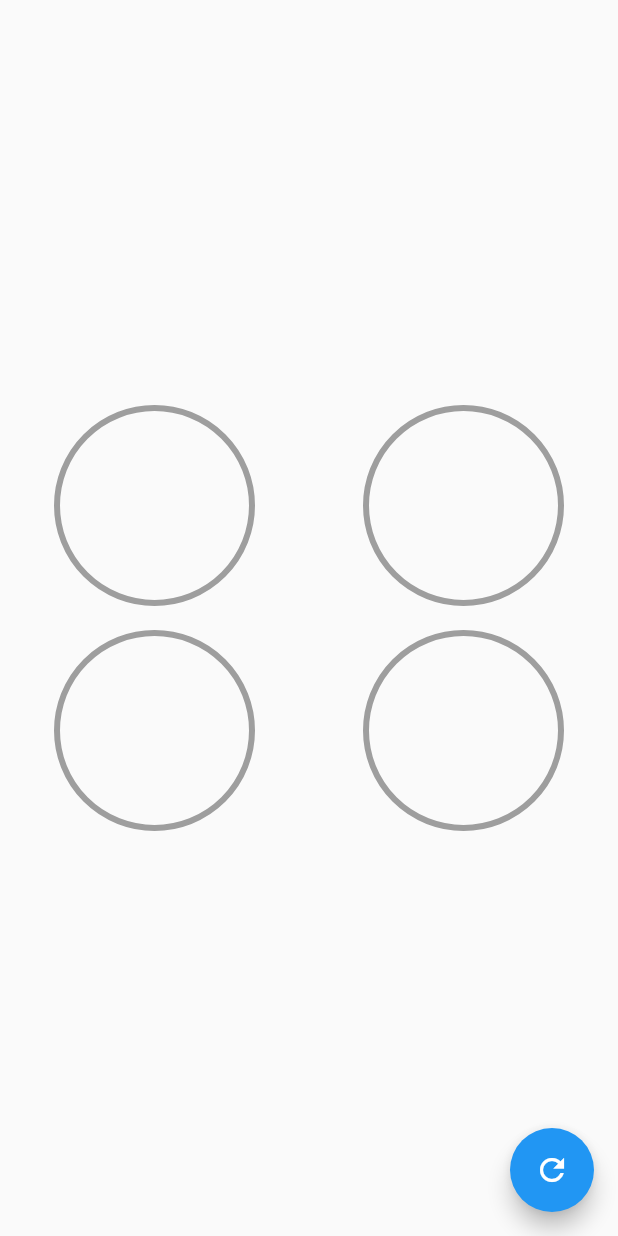
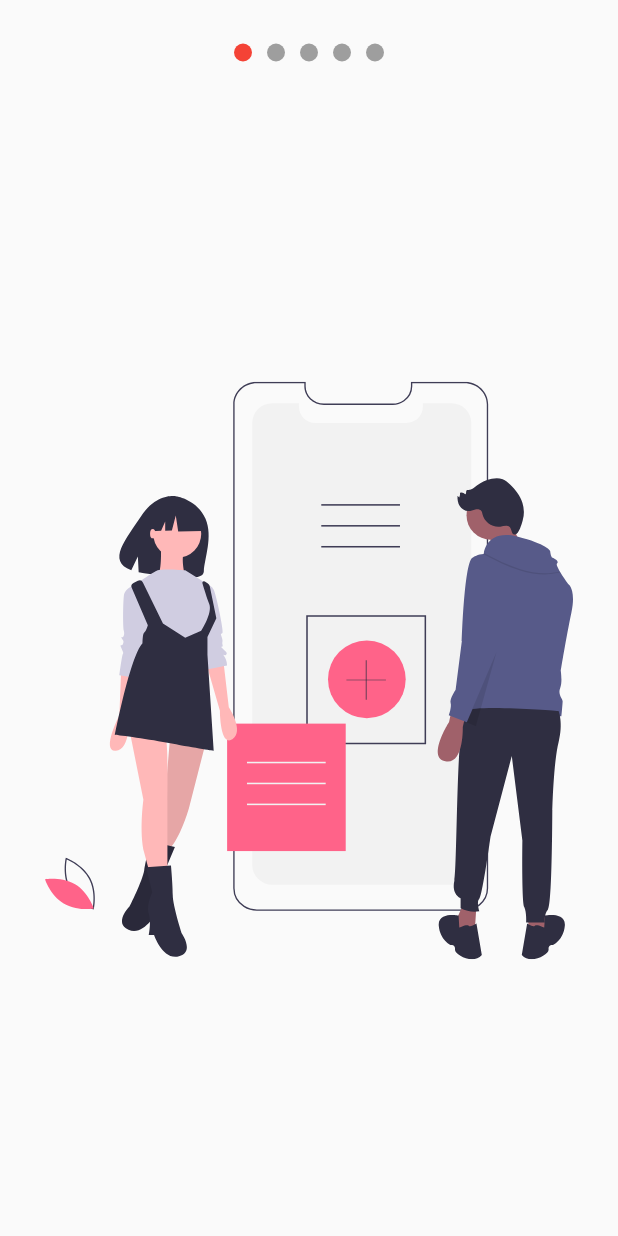
Before and after one commit to cristobalrodbar/custom_painter, a Flutter app: the screen it shows after launch, on a phone screen of 412 x 824 dp. Run offline on Flutter 3.47's test engine with Material 2 defaults, Android fonts, the phone set to English and light mode, and no system bars; our stand-ins replace flutter_svg.

Commit message:
slideshow

```diff
--- a/lib/main.dart
+++ b/lib/main.dart
@@ -1,8 +1,9 @@
-import 'package:custom_painter/src/pages/animaciones_page.dart';
+/* import 'package:custom_painter/src/pages/animaciones_page.dart';
 import 'package:custom_painter/src/labs/circular_progress_page.dart';
 import 'package:custom_painter/src/pages/graficas_circulares_page.dart';
 import 'package:custom_painter/src/pages/headers_page.dart';
-import 'package:custom_painter/src/retos/cuadrado_anim.dart';
+import 'package:custom_painter/src/retos/cuadrado_anim.dart'; */
+import 'package:custom_painter/src/pages/slideshow_page.dart';
 import 'package:flutter/material.dart';
 
 void main() {
@@ -19,6 +20,6 @@ class MainApp extends StatelessWidget {
     return MaterialApp(
         debugShowCheckedModeBanner: false,
         title: 'Diseños app',
-        home: GraficasCircularesPage());
+        home: SlideshowPage());
   }
 }
--- /dev/null
+++ b/lib/src/models/slider_model.dart
@@ -0,0 +1,12 @@
+import 'package:flutter/material.dart';
+
+class SliderModel with ChangeNotifier {
+  double _currentPage = 0;
+  double get currentPage => this._currentPage;
+
+  set currentPage(double currentPage) {
+    this._currentPage = currentPage;
+    //print('currentpage: ${currentPage}');
+    notifyListeners();
+  }
+}
--- /dev/null
+++ b/lib/src/pages/slideshow_page.dart
@@ -0,0 +1,23 @@
+import 'package:custom_painter/src/widgets/slideshow.dart';
+import 'package:flutter/material.dart';
+import 'package:flutter_svg/flutter_svg.dart';
+
+class SlideshowPage extends StatelessWidget {
+  @override
+  Widget build(BuildContext context) {
+    return Scaffold(
+        //backgroundColor: Colors.grey,
+        body: Slideshow(
+      puntosArriba: true,
+      colorPrimario: Colors.red,
+      colorSecundario: Colors.grey,
+      slides: [
+        SvgPicture.asset('assets/svgs/slide-1.svg'),
+        SvgPicture.asset('assets/svgs/slide-2.svg'),
+        SvgPicture.asset('assets/svgs/slide-3.svg'),
+        SvgPicture.asset('assets/svgs/slide-4.svg'),
+        SvgPicture.asset('assets/svgs/slide-5.svg')
+      ],
+    ));
+  }
+}
--- /dev/null
+++ b/lib/src/widgets/slideshow.dart
@@ -0,0 +1,151 @@
+import 'package:custom_painter/src/models/slider_model.dart';
+import 'package:flutter/material.dart';
+//borrar
+//import 'package:flutter_svg/svg.dart';
+import 'package:provider/provider.dart';
+
+class Slideshow extends StatelessWidget {
+  final List<Widget> slides;
+  final bool puntosArriba;
+  final Color colorPrimario, colorSecundario;
+
+  const Slideshow(
+      {required this.slides,
+      this.puntosArriba = false,
+      this.colorPrimario = Colors.blue,
+      this.colorSecundario = Colors.grey});
+
+  @override
+  Widget build(BuildContext context) {
+    return ChangeNotifierProvider(
+      create: (context) => SliderModel(),
+      child: SafeArea(
+        child: Center(
+            child: Column(
+          children: [
+            if (this.puntosArriba)
+              _Dots(
+                  this.slides.length, this.colorPrimario, this.colorSecundario),
+            Expanded(child: _Slides(this.slides)),
+            if (!this.puntosArriba)
+              _Dots(
+                  this.slides.length, this.colorPrimario, this.colorSecundario),
+          ],
+        )),
+      ),
+    );
+  }
+}
+
+class _Dots extends StatelessWidget {
+  final int totalSlides;
+  final Color colorPrimario, colorSecundario;
+  _Dots(this.totalSlides, this.colorPrimario, this.colorSecundario);
+
+  @override
+  Widget build(BuildContext context) {
+    return Container(
+      width: double.infinity,
+      height: 70,
+      //color: Colors.red,
+      child: Row(
+          mainAxisAlignment: MainAxisAlignment.center,
+          children: /*  [_Dot(0), _Dot(1), _Dot(2)] */
+              List.generate(
+                  this.totalSlides,
+                  (index) =>
+                      _Dot(index, this.colorPrimario, this.colorSecundario))
+          /*  this
+                .slides
+                .map((slide) => _Dot(this.slides.indexOf(slide)))
+                .toList(), */
+          ),
+    );
+  }
+}
+
+class _Dot extends StatelessWidget {
+  final int index;
+  final Color colorPrimario, colorSecundario;
+
+  _Dot(this.index, this.colorPrimario, this.colorSecundario);
+
+  @override
+  Widget build(BuildContext context) {
+    final pageViewIndex = Provider.of<SliderModel>(context).currentPage;
+
+    return AnimatedContainer(
+      margin: EdgeInsets.symmetric(horizontal: 5),
+      width: 12,
+      height: 12,
+      decoration: BoxDecoration(
+          color: (pageViewIndex >= index - 0.5 && pageViewIndex < index + 0.5)
+              ? this.colorPrimario
+              : this.colorSecundario,
+          shape: BoxShape.circle),
+      duration: Duration(milliseconds: 200),
+    );
+  }
+}
+
+// SvgPicture.asset('assets/svgs/slide-1.svg')
+class _Slides extends StatefulWidget {
+  final List<Widget> slides;
+  _Slides(this.slides);
+
+  @override
+  State<_Slides> createState() => _SlidesState();
+}
+
+class _SlidesState extends State<_Slides> {
+  final pageViewController = PageController();
+
+  @override
+  void initState() {
+    pageViewController.addListener(() {
+      Provider.of<SliderModel>(context, listen: false).currentPage =
+          pageViewController.page!;
+    });
+    // TODO: implement initState
+    super.initState();
+  }
+
+  @override
+  void dispose() {
+    pageViewController.dispose();
+    // TODO: implement dispose
+    super.dispose();
+  }
+
+  @override
+  Widget build(BuildContext context) {
+    return Container(
+      child: PageView(
+        controller: pageViewController,
+        children: widget.slides.map((slide) => _Slide(slide)).toList(),
+        /*children: <Widget>[
+          const _Slide('assets/svgs/slide-1.svg'),
+          const _Slide('assets/svgs/slide-2.svg'),
+          const _Slide('assets/svgs/slide-3.svg')
+        ],*/
+      ),
+    );
+  }
+}
+
+class _Slide extends StatelessWidget {
+  final Widget svg;
+
+  const _Slide(this.svg);
+
+  @override
+  Widget build(BuildContext context) {
+    return Container(
+        width: double.infinity,
+        height: double.infinity,
+        padding: const EdgeInsets.all(30),
+        child: svg
+        //SvgPicture.asset(svg),
+        );
+  }
+}
```
Also changed, not shown: lib/src/labs/slideshow_page.dart (added, +118 -0 lines), pubspec.yaml (+6 -1 lines), assets/svgs/slide-1.svg (added), assets/svgs/slide-2.svg (added), assets/svgs/slide-3.svg (added), assets/svgs/slide-4.svg (added), assets/svgs/slide-5.svg (added), pubspec.lock.
